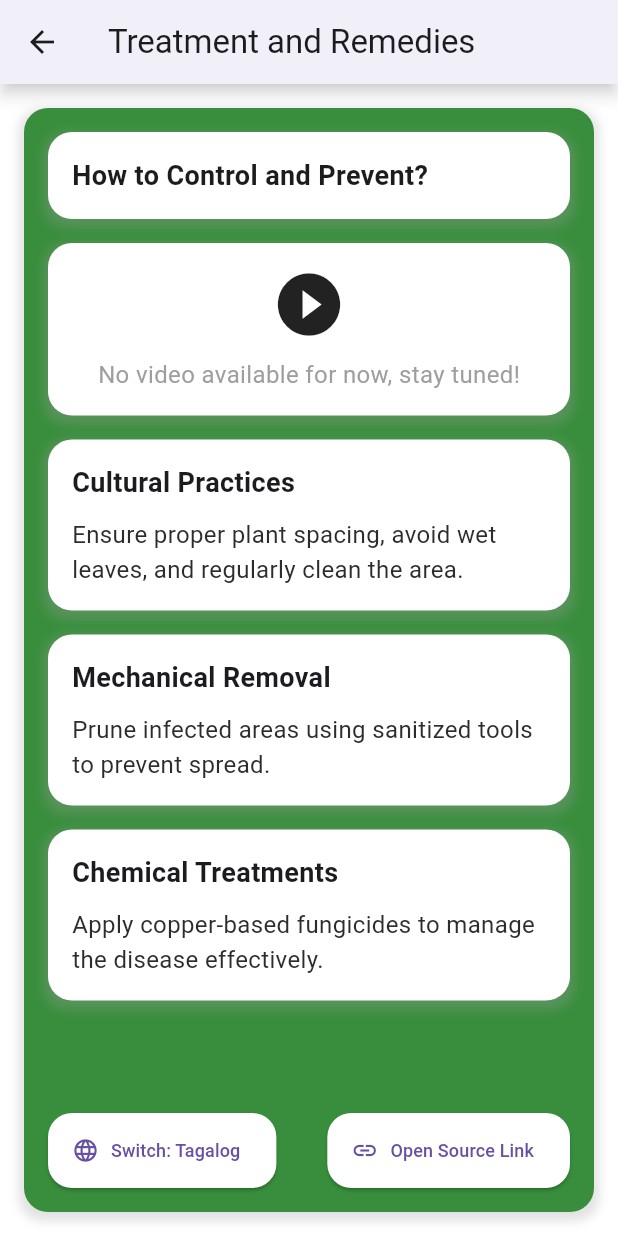
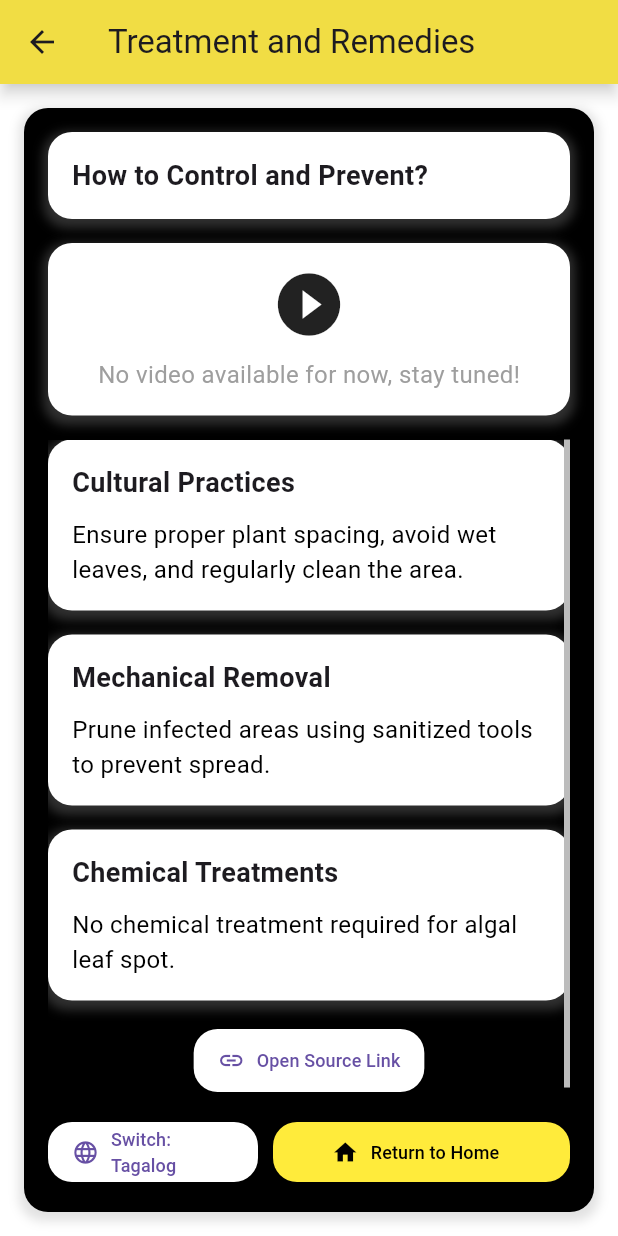
Before and after one commit to AngeloCS2C/inspector_jack_dos, a Flutter app: the RecommendationsPage screen opened directly with sample values from the repository, after a tap on "Check Treatment", on a phone screen of 412 x 824 dp. Run offline on Flutter 3.47's test engine with Material 3 defaults, Android fonts, the phone set to English and light mode, and no system bars; our stand-ins replace animated_notch_bottom_bar, image_picker, logger; missing offline and left inert: tflite_flutter.

Commit message:
updated UI

```diff
--- a/assets/labels.txt
+++ b/assets/labels.txt
@@ -1,3 +1,3 @@
-0 Algal_Leaf_Spot_of_Jackfruit
-1 Black_Spot_of_Jackfruit
-2 Healthy_Leaf_of_Jackfruit
+Algal Leaf Spot of Jackfruit
+Black Spot of Jackfruit
+Healthy Leaf of Jackfruit
--- /dev/null
+++ b/assets/objectDetector/labels.txt
@@ -0,0 +1,2 @@
+jackfruit_leaf
+random
--- a/lib/recommendation_data.dart
+++ b/lib/recommendation_data.dart
@@ -88,20 +88,19 @@ final List<Recommendation> recommendations = [
           'Ensure proper plant spacing, avoid wet leaves, and regularly clean the area.',
       mechanicalEn:
           'Prune infected areas using sanitized tools to prevent spread.',
-      chemicalEn:
-          'Apply copper-based fungicides to manage the disease effectively.',
+      chemicalEn: 'No chemical treatment required for algal leaf spot.',
       culturalTl:
           'Siguraduhin ang tamang espasyo ng mga halaman, iwasang mabasa ang mga dahon, at linisin ang paligid.',
       mechanicalTl:
           'Pagputol sa mga apektadong bahagi gamit ang sanitized na mga kagamitan para maiwasan ang pagkalat.',
       chemicalTl:
-          'Gumamit ng copper-based na fungicides para sa epektibong pamamahala sa sakit.',
+          'hindi na kailangan ng kemikalang pagtigil sa Algal leaf spot.',
       culturalCb:
           'Siguraduhon ang sakto nga gilay-on sa mga tanum, likayi ang basang mga dahon, ug limpyoha ang palibot.',
       mechanicalCb:
           'Pagputol sa mga apektadong bahin gamit ang sanitized nga mga gamit aron malikayan ang pagkaylap.',
       chemicalCb:
-          'Gamit ug copper-based nga fungicides para sa epektibong pagpugong sa sakit.',
+          'Di na kinahanglan ug kemikal sa pagtambal sa algal leaf spot.',
     ),
   ),
   Recommendation(
--- a/lib/recommendations_page.dart
+++ b/lib/recommendations_page.dart
@@ -51,7 +51,8 @@ class RecommendationsPageState extends State<RecommendationsPage> {
     return Scaffold(
       appBar: AppBar(
         title: const Text('Recommendations'),
-        backgroundColor: Colors.white,
+        backgroundColor: const Color.fromARGB(
+            255, 56, 142, 60), // Header color changed to green
         elevation: 4, // Drop shadow
         shadowColor: Colors.grey.withOpacity(0.5),
       ),
@@ -84,7 +85,7 @@ class RecommendationsPageState extends State<RecommendationsPage> {
                     _buildResultBox(
                       child: Center(
                         child: Text(
-                          'Result: ${widget.recommendation.name}',
+                          widget.recommendation.name, // Removed 'Result:'
                           style: const TextStyle(
                             fontSize: 20,
                             fontWeight: FontWeight.bold,
@@ -122,9 +123,10 @@ class RecommendationsPageState extends State<RecommendationsPage> {
 
                     // Buttons at the bottom inside the Mother Box
                     Row(
-                      mainAxisAlignment: MainAxisAlignment.spaceBetween,
                       children: [
-                        ElevatedButton.icon(
+                        SizedBox(
+                          width: 140, // Fixed width for Switch button
+                          child: ElevatedButton.icon(
                             onPressed: _switchLanguage,
                             icon: const Icon(Icons.language),
                             label: Text(
@@ -132,14 +134,16 @@ class RecommendationsPageState extends State<RecommendationsPage> {
                               style: const TextStyle(fontSize: 12),
                             ),
                             style: ElevatedButton.styleFrom(
-                            minimumSize: const Size(140, 50),
                               backgroundColor: Colors.white,
                               shape: RoundedRectangleBorder(
                                 borderRadius: BorderRadius.circular(16),
                               ),
                             ),
                           ),
-                        ElevatedButton.icon(
+                        ),
+                        const SizedBox(width: 10),
+                        Expanded(
+                          child: ElevatedButton.icon(
                             onPressed: () {
                               if (widget.recommendation.name !=
                                   'Healthy Leaf of Jackfruit') {
@@ -155,16 +159,21 @@ class RecommendationsPageState extends State<RecommendationsPage> {
                                 _showHealthyMessage(context);
                               }
                             },
-                          icon: const Icon(Icons.medical_services, size: 18),
+                            icon: const Icon(Icons.medical_services,
+                                size: 18, color: Colors.white),
                             label: const Text(
                               'Check Treatment',
-                            style: TextStyle(fontSize: 12),
+                              style: TextStyle(
+                                fontSize: 12,
+                                color: Colors.white, // Text color set to white
+                              ),
                             ),
                             style: ElevatedButton.styleFrom(
-                            minimumSize: const Size(140, 50),
-                            backgroundColor: Colors.white,
+                              backgroundColor: const Color.fromARGB(
+                                  255, 56, 142, 60), // Green color
                               shape: RoundedRectangleBorder(
                                 borderRadius: BorderRadius.circular(16),
+                              ),
                             ),
                           ),
                         ),
@@ -180,12 +189,12 @@ class RecommendationsPageState extends State<RecommendationsPage> {
     );
   }
 
-  // Mother Box that holds all content with the requested color and layout
+  // Mother Box that holds all content
   Widget _buildMotherBox({required Widget child}) {
     return Container(
       padding: const EdgeInsets.all(16),
       decoration: BoxDecoration(
-        color: const Color.fromARGB(255, 56, 142, 60), // Green Mother Box
+        color: Colors.black, // Mother box color changed to black
         borderRadius: BorderRadius.circular(16),
         boxShadow: [
           BoxShadow(
@@ -205,7 +214,7 @@ class RecommendationsPageState extends State<RecommendationsPage> {
     return Container(
       padding: const EdgeInsets.all(12),
       decoration: BoxDecoration(
-        color: Colors.white,
+        color: Colors.yellow, // Result box color changed to yellow
         borderRadius: BorderRadius.circular(16),
         boxShadow: [
           BoxShadow(
@@ -220,12 +229,12 @@ class RecommendationsPageState extends State<RecommendationsPage> {
     );
   }
 
-  // Box that holds individual content sections like image, description, etc.
+  // Box that holds individual content sections
   Widget _buildBox({required Widget child}) {
     return Container(
       padding: const EdgeInsets.all(16),
       decoration: BoxDecoration(
-        color: Colors.white,
+        color: Colors.white, // Keep as white
         borderRadius: BorderRadius.circular(16),
         boxShadow: [
           BoxShadow(
@@ -264,7 +273,7 @@ class RecommendationsPageState extends State<RecommendationsPage> {
     );
   }
 
-  // Healthy message pop-up for Healthy Leaf of Jackfruit
+  // Healthy message pop-up
   void _showHealthyMessage(BuildContext context) {
     showDialog(
       context: context,
--- a/lib/treatment_page.dart
+++ b/lib/treatment_page.dart
@@ -1,5 +1,6 @@
 import 'package:flutter/material.dart';
 import 'recommendation_data.dart';
+import 'main_screen.dart'; // Import MainScreen for navigation
 
 class TreatmentPage extends StatefulWidget {
   final Recommendation recommendation;
@@ -51,7 +52,7 @@ class _TreatmentPageState extends State<TreatmentPage> {
     return Scaffold(
       appBar: AppBar(
         title: const Text('Treatment and Remedies'),
-        backgroundColor: Colors.white,
+        backgroundColor: Colors.yellow, // App bar color changed to yellow
         elevation: 4, // Adds a subtle shadow to the app bar
         shadowColor: Colors.grey.withOpacity(0.5),
       ),
@@ -103,6 +104,31 @@ class _TreatmentPageState extends State<TreatmentPage> {
                                   title: 'Chemical Treatments',
                                   content: chemicalTreatments,
                                 ),
+                                const SizedBox(
+                                    height: 16), // Space before the button
+                                // Adjusted Open Source Link button
+                                Center(
+                                  child: ElevatedButton.icon(
+                                    onPressed: () {
+                                      // Placeholder for open source link function
+                                    },
+                                    icon: const Icon(Icons.link, size: 18),
+                                    label: const Text(
+                                      'Open Source Link',
+                                      style: TextStyle(
+                                        fontSize: 12, // Adjust font size
+                                      ),
+                                    ),
+                                    style: ElevatedButton.styleFrom(
+                                      padding: const EdgeInsets.symmetric(
+                                          horizontal: 16, vertical: 12),
+                                      backgroundColor: Colors.white,
+                                      shape: RoundedRectangleBorder(
+                                        borderRadius: BorderRadius.circular(16),
+                                      ),
+                                    ),
+                                  ),
+                                ),
                               ],
                             ),
                     ),
@@ -110,46 +136,55 @@ class _TreatmentPageState extends State<TreatmentPage> {
                 ),
                 const SizedBox(height: 16),
                 Row(
-                  mainAxisAlignment: MainAxisAlignment.spaceBetween,
                   children: [
                     // Switch Language Button with customized font size
-                    ElevatedButton.icon(
-                      onPressed: _switchLanguage,
-                      icon: const Icon(Icons.language),
-                      label: Text(
-                        'Switch: ${currentLanguage == 'en' ? 'Tagalog' : currentLanguage == 'tl' ? 'Cebuano' : 'English'}',
-                        style: const TextStyle(
-                          fontSize: 12, // Adjust font size
+                    SizedBox(
+                      width: 140, // Fixed width for consistency
+                      child: ElevatedButton.icon(
+                        onPressed: _switchLanguage,
+                        icon: const Icon(Icons.language),
+                        label: Text(
+                          'Switch: ${currentLanguage == 'en' ? 'Tagalog' : currentLanguage == 'tl' ? 'Cebuano' : 'English'}',
+                          style: const TextStyle(
+                            fontSize: 12, // Adjust font size
+                          ),
                         ),
-                      ),
-                      style: ElevatedButton.styleFrom(
-                        minimumSize: const Size(140, 50),
-                        backgroundColor:
-                            const Color.fromARGB(255, 255, 255, 255),
-                        shape: RoundedRectangleBorder(
-                          borderRadius: BorderRadius.circular(16),
+                        style: ElevatedButton.styleFrom(
+                          backgroundColor: Colors.white,
+                          shape: RoundedRectangleBorder(
+                            borderRadius: BorderRadius.circular(16),
+                          ),
                         ),
                       ),
                     ),
                     const SizedBox(width: 10), // Space between buttons
-                    // Open Source Link Button with customized font size
-                    ElevatedButton.icon(
-                      onPressed: () {
-                        // Placeholder for open source link function
-                      },
-                      icon: const Icon(Icons.link, size: 18),
-                      label: const Text(
-                        'Open Source Link',
-                        style: TextStyle(
-                          fontSize: 12, // Adjust font size
+                    // Return to Home Button
+                    Expanded(
+                      child: ElevatedButton.icon(
+                        onPressed: () {
+                          // Navigate back to MainScreen
+                          Navigator.pushAndRemoveUntil(
+                            context,
+                            MaterialPageRoute(
+                                builder: (context) => const MainScreen()),
+                            (Route<dynamic> route) => false,
+                          );
+                        },
+                        icon: const Icon(Icons.home,
+                            size: 18, color: Colors.black),
+                        label: const Text(
+                          'Return to Home',
+                          style: TextStyle(
+                            fontSize: 12, // Adjust font size
+                            color: Colors.black,
+                          ),
                         ),
-                      ),
-                      style: ElevatedButton.styleFrom(
-                        minimumSize: const Size(140, 50),
-                        backgroundColor:
-                            const Color.fromARGB(255, 255, 255, 255),
-                        shape: RoundedRectangleBorder(
-                          borderRadius: BorderRadius.circular(16),
+                        style: ElevatedButton.styleFrom(
+                          backgroundColor: Colors
+                              .yellow, // Button background color set to yellow
+                          shape: RoundedRectangleBorder(
+                            borderRadius: BorderRadius.circular(16),
+                          ),
                         ),
                       ),
                     ),
@@ -168,8 +203,7 @@ class _TreatmentPageState extends State<TreatmentPage> {
       padding: const EdgeInsets.all(16),
       width: double.infinity,
       decoration: BoxDecoration(
-        color:
-            const Color.fromARGB(255, 56, 142, 60), // Updated mother box color
+        color: Colors.black, // Mother box color changed to black
         borderRadius: BorderRadius.circular(16),
         boxShadow: [
           BoxShadow(
@@ -188,7 +222,7 @@ class _TreatmentPageState extends State<TreatmentPage> {
     return Container(
       padding: const EdgeInsets.all(16),
       decoration: BoxDecoration(
-        color: Colors.white,
+        color: Colors.white, // Boxes color changed back to white
         borderRadius: BorderRadius.circular(16),
         boxShadow: [
           BoxShadow(
@@ -207,7 +241,7 @@ class _TreatmentPageState extends State<TreatmentPage> {
     return Container(
       padding: const EdgeInsets.all(16),
       decoration: BoxDecoration(
-        color: Colors.white,
+        color: Colors.white, // Boxes color changed back to white
         borderRadius: BorderRadius.circular(16),
         boxShadow: [
           BoxShadow(
@@ -233,7 +267,7 @@ class _TreatmentPageState extends State<TreatmentPage> {
             content,
             style: const TextStyle(
               fontSize: 16,
-              color: Color.fromARGB(255, 45, 44, 44),
+              color: Colors.black,
             ),
           ),
         ],
@@ -245,7 +279,7 @@ class _TreatmentPageState extends State<TreatmentPage> {
     return Container(
       padding: const EdgeInsets.all(16),
       decoration: BoxDecoration(
-        color: Colors.greenAccent.withOpacity(0.2),
+        color: Colors.white, // Changed back to white for consistency
         borderRadius: BorderRadius.circular(16),
         boxShadow: [
           BoxShadow(
@@ -258,7 +292,8 @@ class _TreatmentPageState extends State<TreatmentPage> {
       ),
       child: const Text(
         'Your leaf is healthy. No treatments are needed at this time. Continue monitoring to keep it in good health.',
-        style: TextStyle(fontSize: 16, fontWeight: FontWeight.bold),
+        style: TextStyle(
+            fontSize: 16, fontWeight: FontWeight.bold, color: Colors.black),
       ),
     );
   }
--- a/pubspec.yaml
+++ b/pubspec.yaml
@@ -48,3 +48,5 @@ flutter:
     - assets/icons/homeicon.png
     - assets/icons/feedbackicon.png
     - assets/icons/logo.png
+    - assets/objectDetector/labels.txt
+    - assets/objectDetector/jackfruitleaf.tflite
```
Also changed, not shown: lib/intro_screen.dart (+11 -11 lines), lib/leaf_diagnosis_screen.dart (+5 -5 lines), lib/main_screen.dart (+179 -96 lines), lib/ml_service.dart (added, +206 -0 lines), lib/monitoring_screen.dart (+4 -4 lines), lib/ready.dart (+4 -4 lines), 1 other file. Lines whose indentation alone changed are shown as unchanged.
